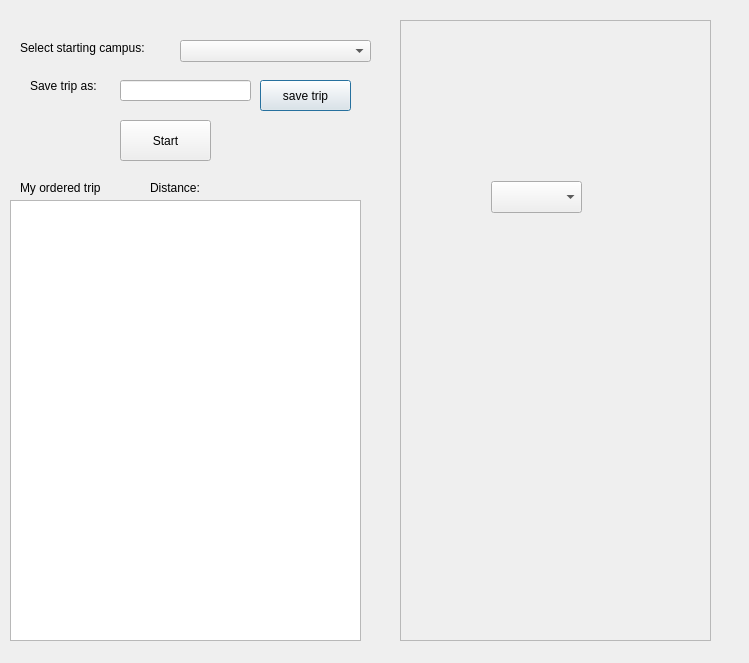
Old version of the form tripplanner.ui in the repository awiswasi/AngryNerds.
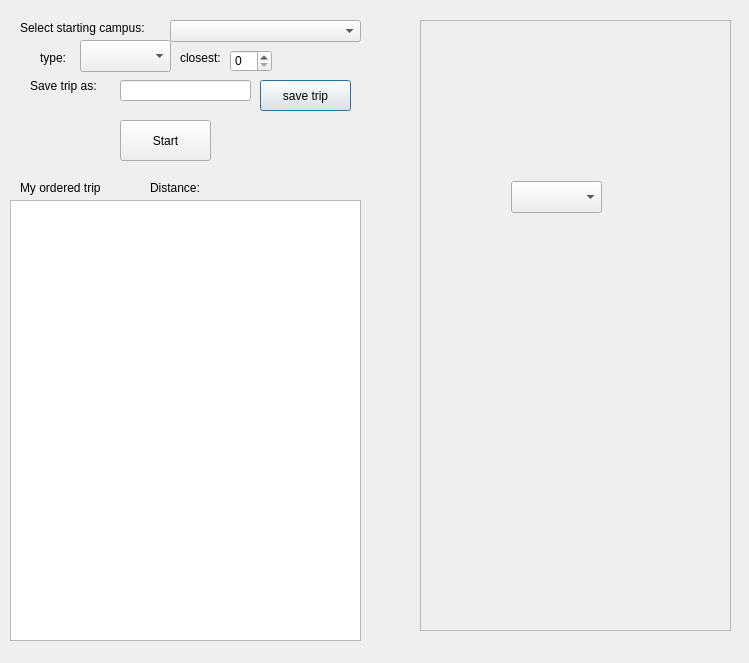
New version of the form.

Patch:
```diff
--- a/tripplanner.ui
+++ b/tripplanner.ui
@@ -16,10 +16,10 @@
   <widget class="QScrollArea" name="CollegeList_scrollArea">
    <property name="geometry">
     <rect>
-     <x>400</x>
+     <x>420</x>
      <y>20</y>
      <width>311</width>
-     <height>621</height>
+     <height>611</height>
     </rect>
    </property>
    <property name="widgetResizable">
@@ -31,7 +31,7 @@
       <x>0</x>
       <y>0</y>
       <width>309</width>
-      <height>619</height>
+      <height>609</height>
      </rect>
     </property>
     <widget class="QComboBox" name="comboBox">
@@ -63,7 +63,7 @@
    <property name="geometry">
     <rect>
      <x>20</x>
-     <y>40</y>
+     <y>20</y>
      <width>151</width>
      <height>16</height>
     </rect>
@@ -82,7 +82,7 @@
     </rect>
    </property>
   </widget>
-  <widget class="QLabel" name="label">
+  <widget class="QLabel" name="save">
    <property name="geometry">
     <rect>
      <x>30</x>
@@ -98,8 +98,8 @@
   <widget class="QComboBox" name="colName">
    <property name="geometry">
     <rect>
-     <x>180</x>
-     <y>40</y>
+     <x>170</x>
+     <y>20</y>
      <width>191</width>
      <height>22</height>
     </rect>
@@ -170,6 +170,52 @@
     <string>Start</string>
    </property>
   </widget>
+  <widget class="QComboBox" name="typeName">
+   <property name="geometry">
+    <rect>
+     <x>80</x>
+     <y>40</y>
+     <width>91</width>
+     <height>32</height>
+    </rect>
+   </property>
+  </widget>
+  <widget class="QLabel" name="label_4">
+   <property name="geometry">
+    <rect>
+     <x>40</x>
+     <y>50</y>
+     <width>31</width>
+     <height>16</height>
+    </rect>
+   </property>
+   <property name="text">
+    <string>type:</string>
+   </property>
+  </widget>
+  <widget class="QSpinBox" name="spinBox">
+   <property name="geometry">
+    <rect>
+     <x>230</x>
+     <y>50</y>
+     <width>42</width>
+     <height>22</height>
+    </rect>
+   </property>
+  </widget>
+  <widget class="QLabel" name="label">
+   <property name="geometry">
+    <rect>
+     <x>180</x>
+     <y>50</y>
+     <width>60</width>
+     <height>16</height>
+    </rect>
+   </property>
+   <property name="text">
+    <string>closest:</string>
+   </property>
+  </widget>
  </widget>
  <resources/>
  <connections>
```
